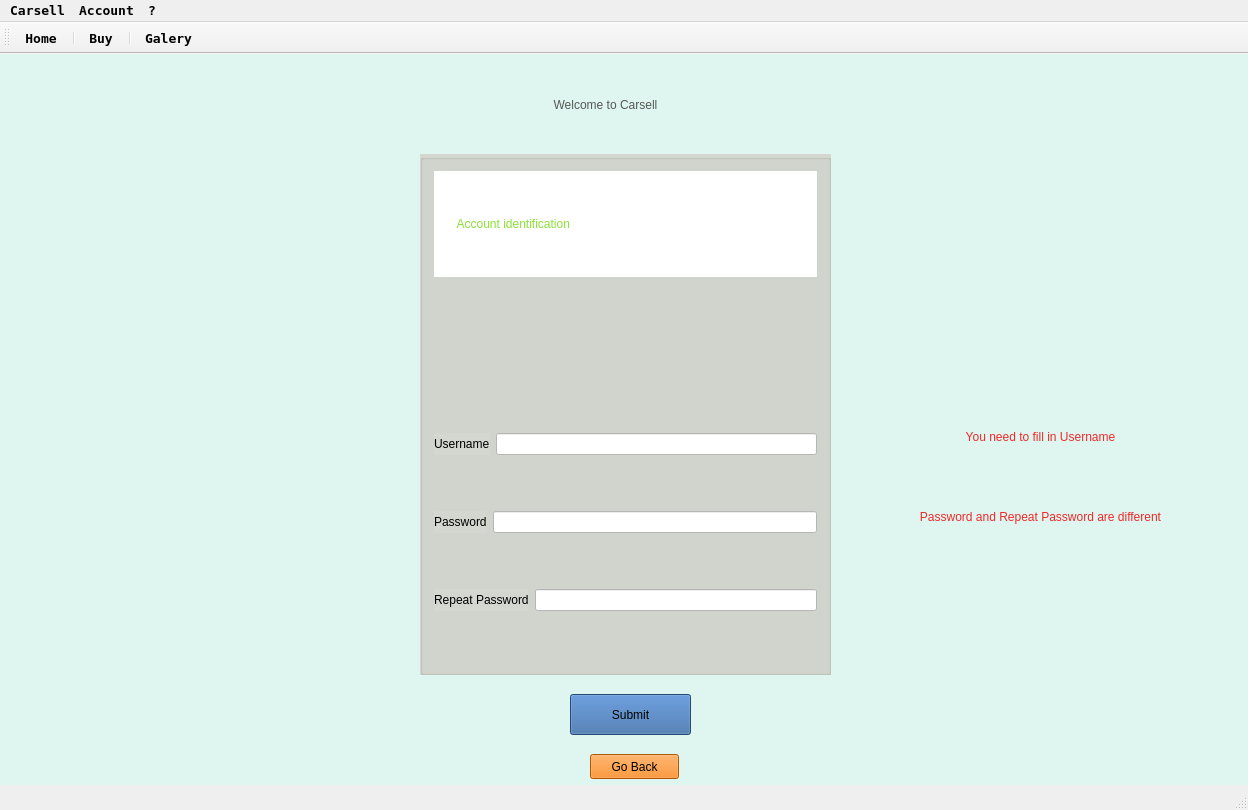
Qt form carsell.ui (danieldir/carSellGui) before a commit.
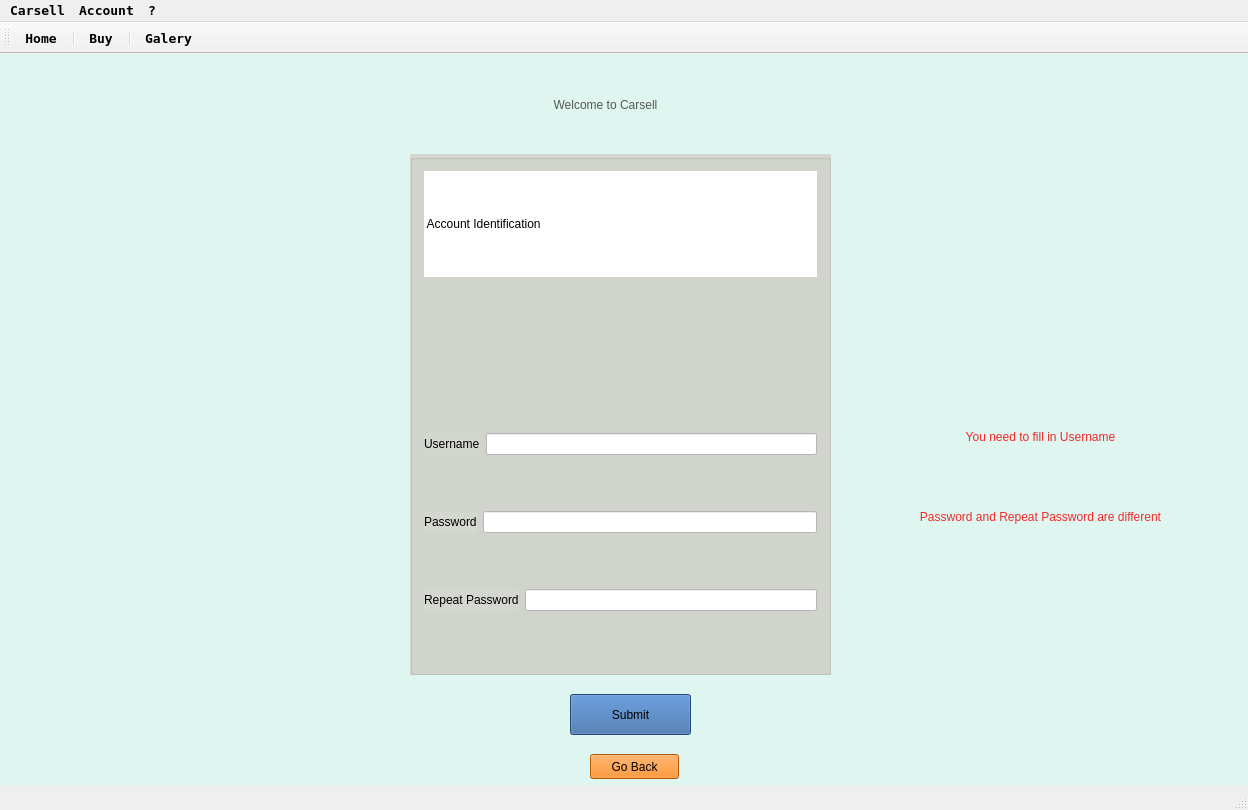
The same form after that commit. The open tabs and pages were chosen to show the change. Icons and pictures are not drawn.

```diff
--- a/carsell.ui
+++ b/carsell.ui
@@ -190,9 +190,9 @@
      <widget class="QGroupBox" name="groupBox_2">
       <property name="geometry">
        <rect>
-        <x>420</x>
+        <x>410</x>
         <y>100</y>
-        <width>411</width>
+        <width>421</width>
         <height>521</height>
        </rect>
       </property>
@@ -207,11 +207,11 @@
         <widget class="QLabel" name="label_13">
          <property name="styleSheet">
           <string notr="true">background-color: rgb(255, 255, 255);
-color: rgb(138, 226, 52);
+font: 75 26pt &quot;URW Bookman L&quot;;
 </string>
          </property>
          <property name="text">
-          <string>       Account identification</string>
+          <string> Account Identification</string>
          </property>
         </widget>
        </item>
```
Left out of the diff: 2 changed lines with no effect on the pictures.
